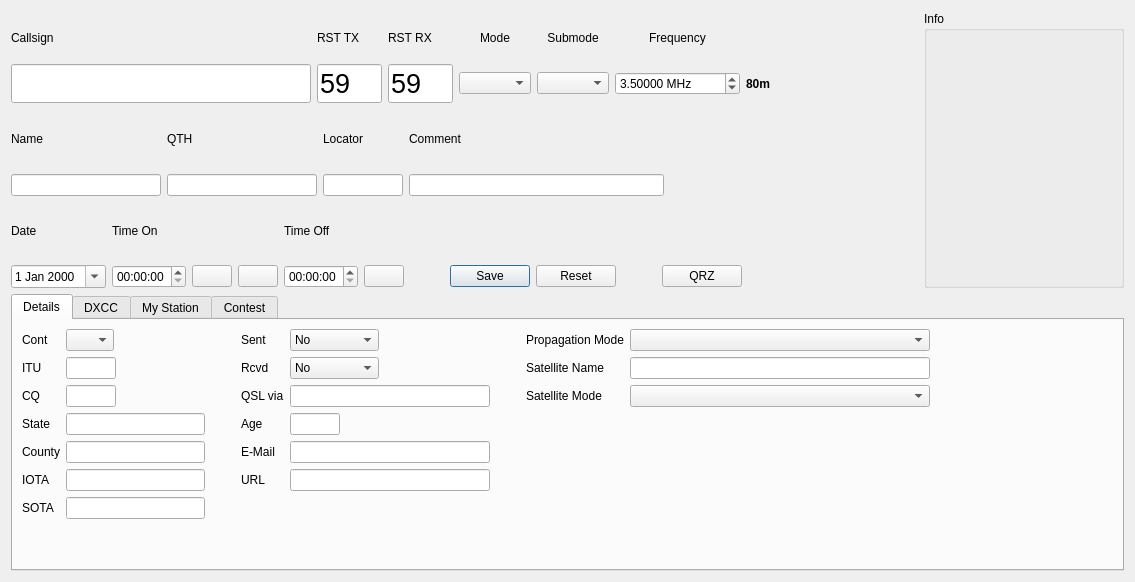
The window that ui/NewContactWidget.ui (k5mcd/QLog) describes before a commit, drawn with Qt 5.
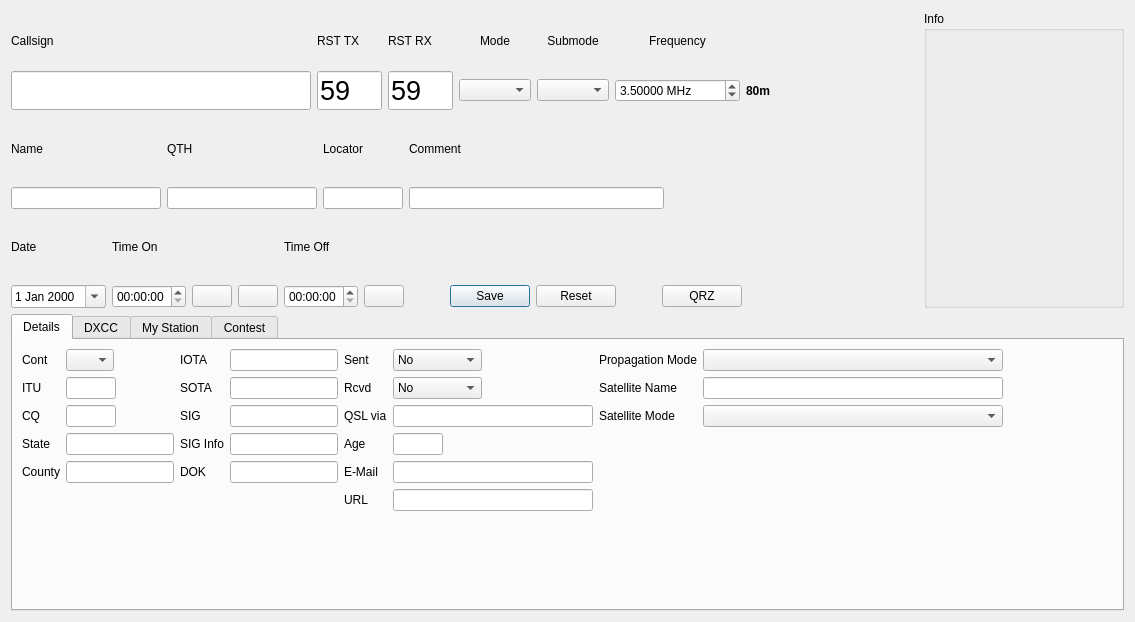
The same window after the commit. Icons and pictures are not drawn. Custom widgets are drawn as their Qt base class.

Commit message: NewContact: Added SIG, SIG Info and DARC DOK Field

What changed in the file:
```diff
--- a/ui/NewContactWidget.ui
+++ b/ui/NewContactWidget.ui
@@ -7,7 +7,7 @@
     <x>0</x>
     <y>0</y>
     <width>1135</width>
-    <height>582</height>
+    <height>622</height>
    </rect>
   </property>
   <property name="sizePolicy">
@@ -709,6 +709,9 @@
          </item>
          <item row="0" column="1">
           <widget class="QComboBox" name="contEdit">
+           <property name="enabled">
+            <bool>true</bool>
+           </property>
            <property name="sizePolicy">
             <sizepolicy hsizetype="Fixed" vsizetype="Fixed">
              <horstretch>0</horstretch>
@@ -870,14 +873,18 @@
            </property>
           </widget>
          </item>
-         <item row="5" column="0">
+        </layout>
+       </item>
+       <item>
+        <layout class="QFormLayout" name="formLayout">
+         <item row="0" column="0">
           <widget class="QLabel" name="iotaLabel">
            <property name="text">
             <string>IOTA</string>
            </property>
           </widget>
          </item>
-         <item row="5" column="1">
+         <item row="0" column="1">
           <widget class="QLineEdit" name="iotaEdit">
            <property name="sizePolicy">
             <sizepolicy hsizetype="Fixed" vsizetype="Fixed">
@@ -896,34 +903,63 @@
            </property>
           </widget>
          </item>
-         <item row="6" column="0">
+         <item row="1" column="0">
           <widget class="QLabel" name="sotaLabel">
            <property name="text">
             <string>SOTA</string>
            </property>
           </widget>
          </item>
-         <item row="6" column="1">
-          <widget class="QLineEdit" name="sotaEdit"/>
+         <item row="1" column="1">
+          <widget class="QLineEdit" name="sotaEdit">
+           <property name="sizePolicy">
+            <sizepolicy hsizetype="Fixed" vsizetype="Fixed">
+             <horstretch>0</horstretch>
+             <verstretch>0</verstretch>
+            </sizepolicy>
+           </property>
+          </widget>
+         </item>
+         <item row="2" column="0">
+          <widget class="QLabel" name="sigLabel">
+           <property name="text">
+            <string>SIG</string>
+           </property>
+          </widget>
+         </item>
+         <item row="3" column="0">
+          <widget class="QLabel" name="sigInfoLabel">
+           <property name="text">
+            <string>SIG Info</string>
+           </property>
+          </widget>
+         </item>
+         <item row="4" column="0">
+          <widget class="QLabel" name="dokLabel">
+           <property name="text">
+            <string>DOK</string>
+           </property>
+          </widget>
+         </item>
+         <item row="2" column="1">
+          <widget class="QLineEdit" name="sigEdit">
+           <property name="toolTip">
+            <string>Example WWFF or POTA</string>
+           </property>
+          </widget>
+         </item>
+         <item row="3" column="1">
+          <widget class="QLineEdit" name="sigInfoEdit">
+           <property name="toolTip">
+            <string>Example OKFF-1097</string>
+           </property>
+          </widget>
+         </item>
+         <item row="4" column="1">
+          <widget class="QLineEdit" name="dokEdit"/>
          </item>
         </layout>
        </item>
-       <item>
-        <spacer name="horizontalSpacer_6">
-         <property name="orientation">
-          <enum>Qt::Horizontal</enum>
-         </property>
-         <property name="sizeType">
-          <enum>QSizePolicy::Fixed</enum>
-         </property>
-         <property name="sizeHint" stdset="0">
-          <size>
-           <width>30</width>
-           <height>20</height>
-          </size>
-         </property>
-        </spacer>
-       </item>
        <item>
         <layout class="QFormLayout" name="formLayout_3">
          <item row="0" column="0">
@@ -1120,22 +1156,6 @@
          </item>
         </layout>
        </item>
-       <item>
-        <spacer name="horizontalSpacer_2">
-         <property name="orientation">
-          <enum>Qt::Horizontal</enum>
-         </property>
-         <property name="sizeType">
-          <enum>QSizePolicy::Fixed</enum>
-         </property>
-         <property name="sizeHint" stdset="0">
-          <size>
-           <width>30</width>
-           <height>20</height>
-          </size>
-         </property>
-        </spacer>
-       </item>
        <item>
         <layout class="QFormLayout" name="formLayout_9">
          <item row="0" column="0">
@@ -1198,7 +1218,14 @@
           </widget>
          </item>
          <item row="1" column="1">
-          <widget class="QLineEdit" name="satNameEdit"/>
+          <widget class="QLineEdit" name="satNameEdit">
+           <property name="sizePolicy">
+            <sizepolicy hsizetype="Expanding" vsizetype="Fixed">
+             <horstretch>0</horstretch>
+             <verstretch>0</verstretch>
+            </sizepolicy>
+           </property>
+          </widget>
          </item>
         </layout>
        </item>
```
The commit also changes 1 other file.
